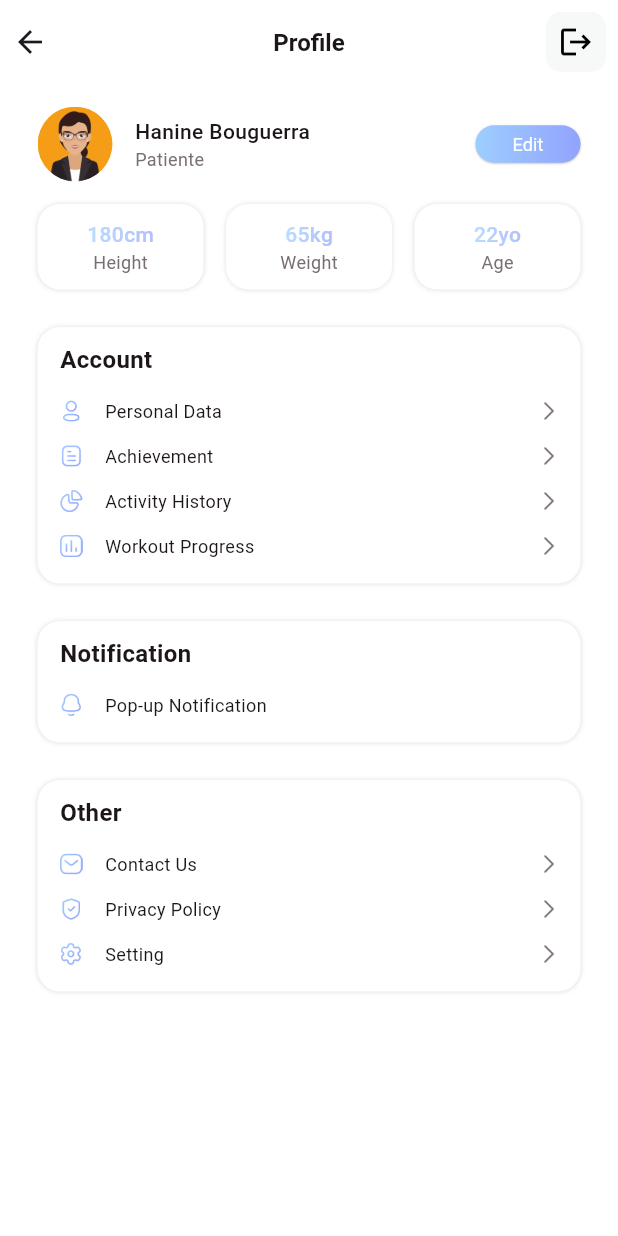
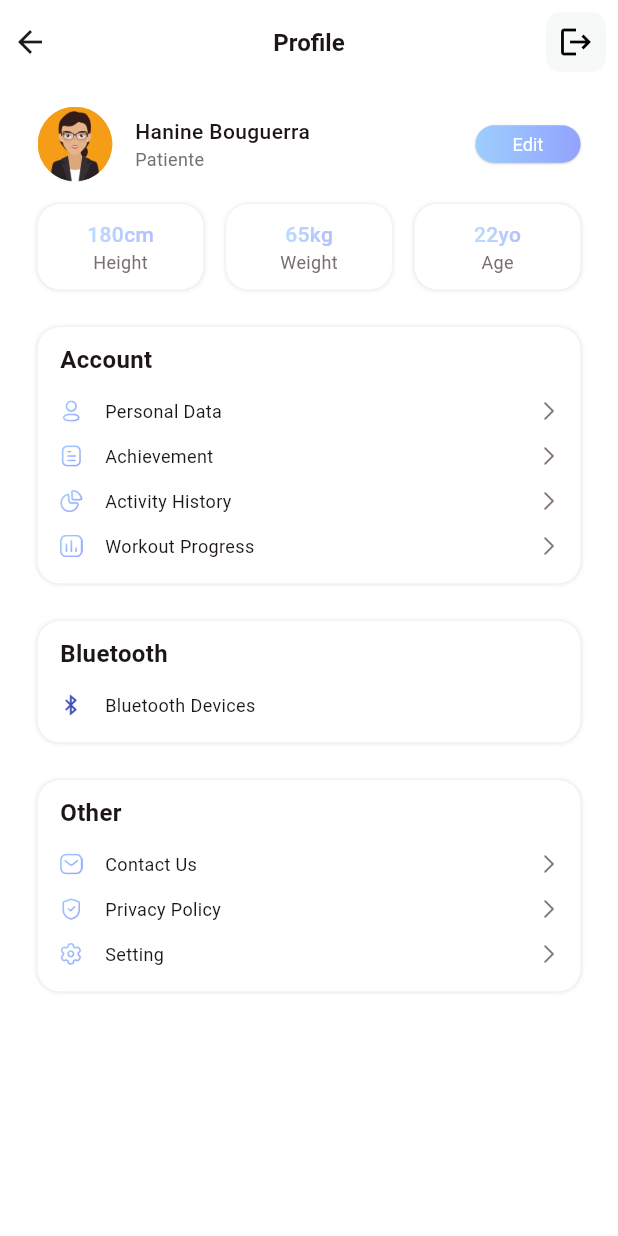
Before and after one commit to GluMate/GluMate-flutter, a Flutter app: the ProfileView screen opened directly, on a phone screen of 412 x 824 dp. Run offline on Flutter 3.47's test engine with Material 3 defaults, Android fonts, the phone set to English and light mode, and no system bars; our stand-ins replace animated_splash_screen, dartz, dio, firebase_auth, firebase_core, fl_chart and 6 more; missing offline and left inert: data_connection_checker_tv, dotted_dashed_line, simple_animation_progress_bar; accounts and stored records are empty; project files that could hold a hidden picture were left out.

Commit message:
bluetooth

```diff
--- a/lib/main.dart
+++ b/lib/main.dart
@@ -9,9 +9,11 @@ import 'package:glumate_flutter/presentation/register_auth/widgets/main_tab.dart
 
 import 'package:glumate_flutter/widget_tree.dart';
 import 'package:provider/provider.dart';
+import 'package:flutter_blue/flutter_blue.dart';
 
 void main() async {
   WidgetsFlutterBinding.ensureInitialized();
+  FlutterBlue flutterBlue = FlutterBlue.instance;
   await Firebase.initializeApp();
   runApp(
     MultiProvider(
--- a/lib/presentation/register_auth/widgets/profile.dart
+++ b/lib/presentation/register_auth/widgets/profile.dart
@@ -7,7 +7,7 @@ import 'package:glumate_flutter/presentation/register_auth/widgets/Design/colors
 import 'package:glumate_flutter/presentation/register_auth/widgets/Design/title_subtitle.dart';
 import 'package:glumate_flutter/presentation/register_auth/widgets/Notification/SettingRow.dart';
 import 'package:provider/provider.dart';
-
+import 'package:glumate_flutter/presentation/register_auth/widgets/Notification/bluetooth.dart';
 
 class ProfileView extends StatefulWidget {
   const ProfileView({super.key});
@@ -22,16 +22,8 @@ class _ProfileViewState extends State<ProfileView> {
   List accountArr = [
     {"image": "assets/p_personal.png", "name": "Personal Data", "tag": "1"},
     {"image": "assets/p_achi.png", "name": "Achievement", "tag": "2"},
-    {
-      "image": "assets/p_activity.png",
-      "name": "Activity History",
-      "tag": "3"
-    },
-    {
-      "image": "assets/p_workout.png",
-      "name": "Workout Progress",
-      "tag": "4"
-    }
+    {"image": "assets/p_activity.png", "name": "Activity History", "tag": "3"},
+    {"image": "assets/p_workout.png", "name": "Workout Progress", "tag": "4"}
   ];
 
   List otherArr = [
@@ -55,9 +47,13 @@ class _ProfileViewState extends State<ProfileView> {
         actions: [
           InkWell(
             onTap: () {
-      Provider.of<RegisterAuthProvider>(context, listen: false).eitherFailureOrLogout();
-      if (Provider.of<RegisterAuthProvider>(context, listen: false).errorLogoutMessage.isEmpty) {
-        Navigator.pushReplacement(context, MaterialPageRoute(builder: (context) => LoginPage()));
+              Provider.of<RegisterAuthProvider>(context, listen: false)
+                  .eitherFailureOrLogout();
+              if (Provider.of<RegisterAuthProvider>(context, listen: false)
+                  .errorLogoutMessage
+                  .isEmpty) {
+                Navigator.pushReplacement(context,
+                    MaterialPageRoute(builder: (context) => LoginPage()));
               }
             },
             child: Container(
@@ -75,16 +71,19 @@ class _ProfileViewState extends State<ProfileView> {
                   color: Colors.black, // Customize the color if needed
                 ),
                 onPressed: () {
-          Provider.of<RegisterAuthProvider>(context, listen: false).eitherFailureOrLogout();
-          if (Provider.of<RegisterAuthProvider>(context, listen: false).errorLogoutMessage.isEmpty) {
-            Navigator.pushReplacement(context, MaterialPageRoute(builder: (context) => LoginPage()));
+                  Provider.of<RegisterAuthProvider>(context, listen: false)
+                      .eitherFailureOrLogout();
+                  if (Provider.of<RegisterAuthProvider>(context, listen: false)
+                      .errorLogoutMessage
+                      .isEmpty) {
+                    Navigator.pushReplacement(context,
+                        MaterialPageRoute(builder: (context) => LoginPage()));
                   }
                 },
               ),
             ),
           ),
         ],
-
       ),
       backgroundColor: TColor.white,
       body: SingleChildScrollView(
@@ -169,7 +168,6 @@ class _ProfileViewState extends State<ProfileView> {
                       subtitle: "Weight",
                     ),
                   ),
-
                   SizedBox(
                     width: 15,
                   ),
@@ -226,7 +224,15 @@ class _ProfileViewState extends State<ProfileView> {
               const SizedBox(
                 height: 25,
               ),
-              Container(
+              GestureDetector(
+                onTap: () {
+                  Navigator.push(
+                    context,
+                    MaterialPageRoute(
+                        builder: (context) => BluetoothDevicesView()),
+                  );
+                },
+                child: Container(
                   padding:
                       const EdgeInsets.symmetric(vertical: 10, horizontal: 15),
                   decoration: BoxDecoration(
@@ -234,12 +240,13 @@ class _ProfileViewState extends State<ProfileView> {
                     borderRadius: BorderRadius.circular(15),
                     boxShadow: const [
                       BoxShadow(color: Colors.black12, blurRadius: 2)
-                    ]),
+                    ],
+                  ),
                   child: Column(
                     crossAxisAlignment: CrossAxisAlignment.start,
                     children: [
                       Text(
-                      "Notification",
+                        "Bluetooth",
                         style: TextStyle(
                           color: TColor.black,
                           fontSize: 16,
@@ -254,80 +261,29 @@ class _ProfileViewState extends State<ProfileView> {
                         child: Row(
                           crossAxisAlignment: CrossAxisAlignment.center,
                           children: [
-                            Image.asset("assets/p_notification.png",
-                                height: 15, width: 15, fit: BoxFit.contain),
+                            Image.asset(
+                              "assets/bluetooth.png",
+                              height: 15,
+                              width: 15,
+                              fit: BoxFit.contain,
+                            ),
                             const SizedBox(
                               width: 15,
                             ),
                             Expanded(
                               child: Text(
-                                "Pop-up Notification",
+                                "Bluetooth Devices",
                                 style: TextStyle(
                                   color: TColor.black,
                                   fontSize: 12,
                                 ),
                               ),
                             ),
-                          /*  CustomAnimatedToggleSwitch<bool>(
-                              current: positive,
-                              values: [false, true],
-                              dif: 0.0,
-                              indicatorSize: Size.square(30.0),
-                              animationDuration:
-                                  const Duration(milliseconds: 200),
-                              animationCurve: Curves.linear,
-                              onChanged: (b) => setState(() => positive = b),
-                              iconBuilder: (context, local, global) {
-                                return const SizedBox();
-                              },
-                              defaultCursor: SystemMouseCursors.click,
-                              onTap: () => setState(() => positive = !positive),
-                              iconsTappable: false,
-                              wrapperBuilder: (context, global, child) {
-                                return Stack(
-                                  alignment: Alignment.center,
-                                  children: [
-                                    Positioned(
-                                        left: 10.0,
-                                        right: 10.0,
-
-                                        height: 30.0,
-                                        child: DecoratedBox(
-                                          decoration: BoxDecoration(
-                                             gradient: LinearGradient(
-                                                colors: TColor.secondaryG),
-                                            borderRadius:
-                                                const BorderRadius.all(
-                                                    Radius.circular(50.0)),
-                                          ),
-                                        )),
-                                    child,
-                                  ],
-                                );
-                              },
-                              foregroundIndicatorBuilder: (context, global) {
-                                return SizedBox.fromSize(
-                                  size: const Size(10, 10),
-                                  child: DecoratedBox(
-                                    decoration: BoxDecoration(
-                                      color: TColor.white,
-                                      borderRadius: const BorderRadius.all(
-                                          Radius.circular(50.0)),
-                                      boxShadow: const [
-                                        BoxShadow(
-                                            color: Colors.black38,
-                                            spreadRadius: 0.05,
-                                            blurRadius: 1.1,
-                                            offset: Offset(0.0, 0.8))
                           ],
                         ),
                       ),
-                                );
-                              },
-                            ),*/
-                          ]),
-                    )
                     ],
+                  ),
                 ),
               ),
               const SizedBox(
--- a/pubspec.yaml
+++ b/pubspec.yaml
@@ -30,6 +30,8 @@ environment:
 dependencies:
   flutter:
     sdk: flutter
+  flutter_blue: ^0.8.0
+  permission_handler: ^11.3.0
 
 
   # The following adds the Cupertino Icons font to your application.
@@ -65,7 +67,7 @@ dev_dependencies:
   # activated in the `analysis_options.yaml` file located at the root of your
   # package. See that file for information about deactivating specific lint
   # rules and activating additional ones.
-  flutter_lints: ^2.0.0
+  flutter_lints: ^3.0.1
 
 # For information on the generic Dart part of this file, see the
 # following page: https://dart.dev/tools/pub/pubspec
```
Also changed, not shown: lib/presentation/register_auth/widgets/Notification/bluetooth.dart (added, +88 -0 lines), assets/bluetooth.png (added), pubspec.lock, 4 other files. Lines whose indentation alone changed are shown as unchanged.
